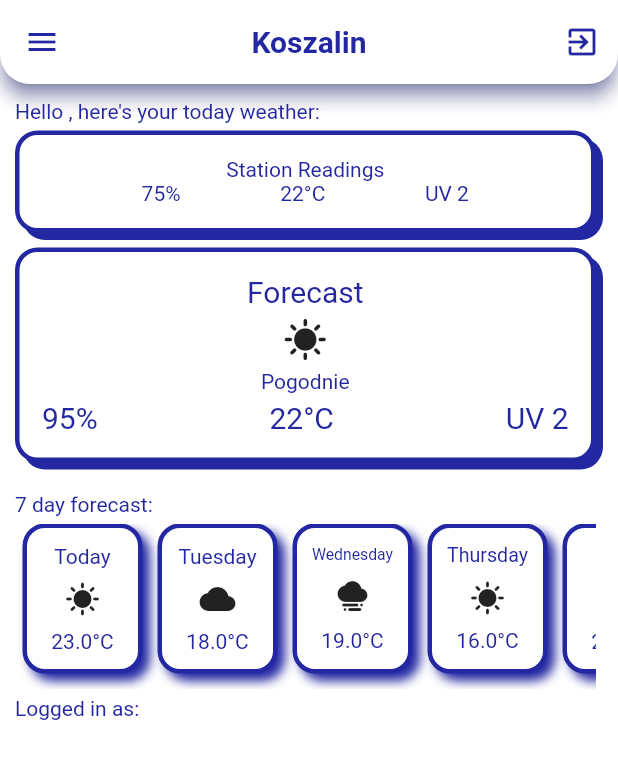
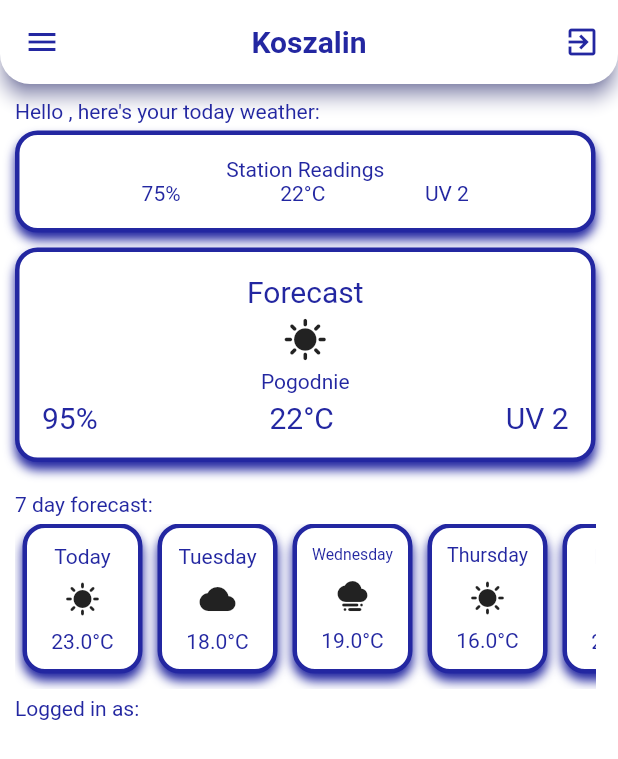
Before and after one commit to Przemas91M/weather_station_esp32, a Flutter app: the screen it shows once a user with an empty profile is signed in, on a phone screen of 412 x 824 dp. Shown: the top 759 px of the screen. Run offline on Flutter 3.47's test engine with Material 2 defaults, Android fonts, the phone set to English and light mode, and no system bars; drawn by our look-alikes of flutter_slider_drawer; our stand-ins replace bloc, cloud_firestore, equatable, firebase_auth, firebase_core, firebase_database and 1 more; accounts and stored records are empty.

Commit message:
Changed card blur

```diff
--- a/lib/weather/repository/weather_repo.dart
+++ b/lib/weather/repository/weather_repo.dart
@@ -0,0 +1,3 @@
+import "package:firebase_database/firebase_database.dart";
+
+class WeatherRepository
--- a/lib/weather/view/weather_main_page.dart
+++ b/lib/weather/view/weather_main_page.dart
@@ -7,6 +7,8 @@ import 'package:weather_station_esp32/weather/widgets/station_readings.dart';
 import 'package:weather_station_esp32/weather/widgets/summary_card.dart';
 
 import '../../bloc/app_bloc.dart';
+
+//TODO wrap this with app bloc for routing
 
 class WeatherMainPage extends StatefulWidget {
   const WeatherMainPage({super.key});
@@ -58,6 +60,7 @@ class _WeatherMainPageState extends State<WeatherMainPage> {
           centerTitle: true,
         ),
         child: Container(
+          color: Colors.transparent,
           padding: const EdgeInsets.only(
               left: 10.0, top: 10.0, right: 15.0, bottom: 10.0),
           child: Column(
--- a/lib/weather/widgets/forecast_card.dart
+++ b/lib/weather/widgets/forecast_card.dart
@@ -23,7 +23,7 @@ class ForecastCard extends StatelessWidget {
           borderRadius: BorderRadius.circular(15.0),
           boxShadow: const [
             BoxShadow(
-                offset: Offset(5.0, 5.0),
+                offset: Offset(0.0, 5.0),
                 color: ColorPalette.midBlue,
                 blurStyle: BlurStyle.normal,
                 blurRadius: 5.0)
--- a/lib/weather/widgets/station_readings.dart
+++ b/lib/weather/widgets/station_readings.dart
@@ -16,7 +16,11 @@ class StationReadingsCard extends StatelessWidget {
           ),
           borderRadius: BorderRadius.circular(15.0),
           boxShadow: const [
-            BoxShadow(color: ColorPalette.midBlue, offset: Offset(5.0, 5.0))
+            BoxShadow(
+                color: ColorPalette.midBlue,
+                offset: Offset(0.0, 5.0),
+                blurRadius: 5.0,
+                blurStyle: BlurStyle.normal)
           ]),
       child: const Column(
         mainAxisAlignment: MainAxisAlignment.spaceEvenly,
--- a/lib/weather/widgets/summary_card.dart
+++ b/lib/weather/widgets/summary_card.dart
@@ -16,7 +16,11 @@ class WeatherSummaryCard extends StatelessWidget {
           ),
           borderRadius: BorderRadius.circular(15.0),
           boxShadow: const [
-            BoxShadow(color: ColorPalette.midBlue, offset: Offset(5.0, 5.0))
+            BoxShadow(
+                color: ColorPalette.midBlue,
+                offset: Offset(0.0, 5.0),
+                blurRadius: 5.0,
+                blurStyle: BlurStyle.normal)
           ]),
       child: const Column(children: [
         Text(
--- a/pubspec.yaml
+++ b/pubspec.yaml
@@ -32,6 +32,7 @@ dependencies:
     sdk: flutter
   firebase_core:
   firebase_auth:
+  firebase_database:
   cloud_firestore:
   bloc:
   flutter_bloc:
```
Also changed, not shown: pubspec.lock, 3 other files.
